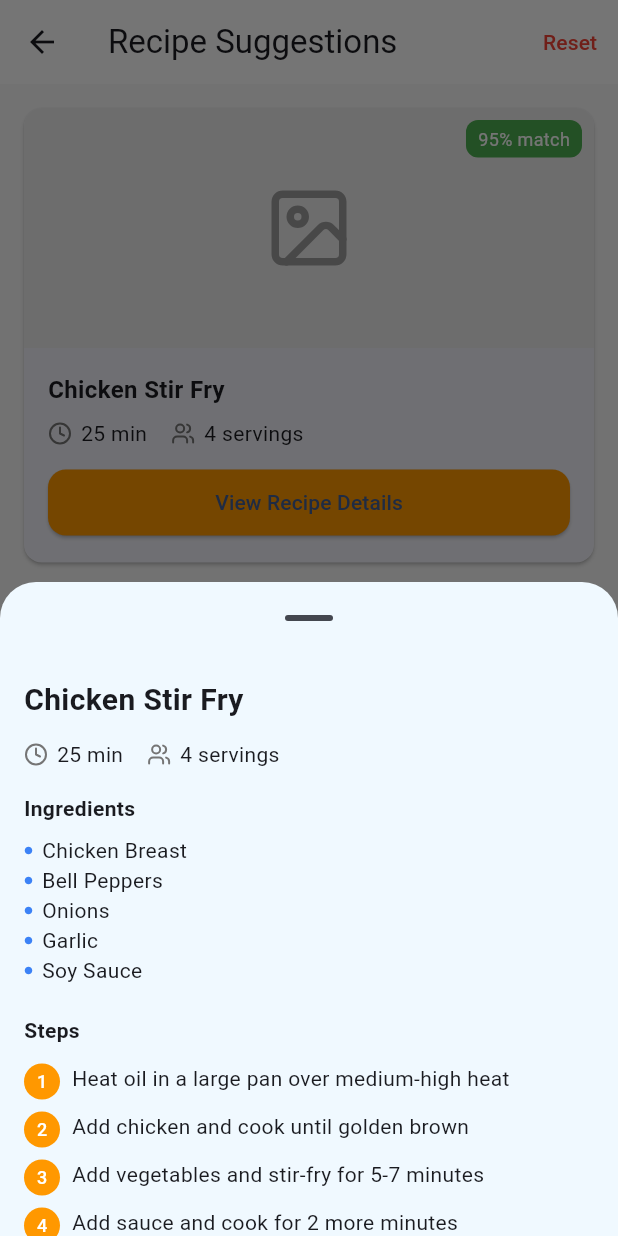
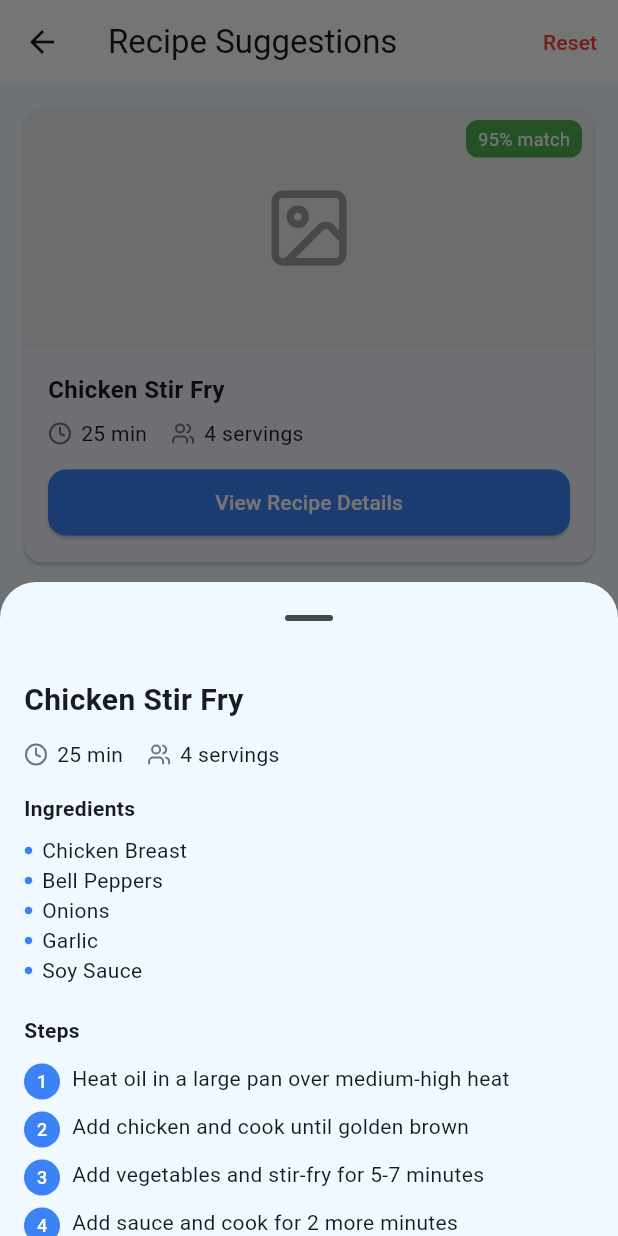
Before and after one commit to formesean/Snap-Meal, a Flutter app: the RecipeScreen screen opened directly, after a tap on "View Recipe Details", on a phone screen of 412 x 824 dp. Run offline on Flutter 3.47's test engine with Material 3 defaults, Android fonts, the phone set to English and light mode, and no system bars; our stand-ins replace camera, lucide_icons; missing offline and left inert: tflite_flutter.

Commit message:
feat: enhance camera resolution and refactor recipe screen with NutrientTile component

```diff
--- a/lib/screens/camera_screen.dart
+++ b/lib/screens/camera_screen.dart
@@ -49,7 +49,7 @@ class _CameraScreenState extends State<CameraScreen> {
 
       _cameraController = CameraController(
         rearCamera,
-        ResolutionPreset.high,
+        ResolutionPreset.max,
         enableAudio: false,
       );
 
--- a/lib/screens/recipe_screen.dart
+++ b/lib/screens/recipe_screen.dart
@@ -1,5 +1,6 @@
 import 'package:flutter/material.dart';
 import 'package:lucide_icons/lucide_icons.dart';
+import '../widgets/nutrient_tile.dart';
 
 const kPrimaryBlue = Color(0xFF3B82F6);
 
@@ -142,7 +143,7 @@ class _RecipeScreenState extends State<RecipeScreen> {
                     children: [
                       CircleAvatar(
                         radius: 12,
-                        backgroundColor: Colors.orange,
+                        backgroundColor: kPrimaryBlue,
                         child: Text(
                           '${i + 1}',
                           style: const TextStyle(
@@ -168,56 +169,31 @@ class _RecipeScreenState extends State<RecipeScreen> {
                 spacing: 12,
                 runSpacing: 12,
                 children: [
-                  _buildNutrient(
-                    "Calories",
-                    recipe["nutrition"]["calories"],
-                    Colors.orange,
+                  NutrientTile(
+                    label: "Calories",
+                    value: recipe["nutrition"]["calories"],
+                    color: Colors.orange,
                   ),
-                  _buildNutrient(
-                    "Protein",
-                    recipe["nutrition"]["protein"],
-                    Colors.blue,
+                  NutrientTile(
+                    label: "Protein",
+                    value: recipe["nutrition"]["protein"],
+                    color: Colors.blue,
                   ),
-                  _buildNutrient(
-                    "Carbs",
-                    recipe["nutrition"]["carbs"],
-                    Colors.green,
+                  NutrientTile(
+                    label: "Carbs",
+                    value: recipe["nutrition"]["carbs"],
+                    color: Colors.green,
                   ),
-                  _buildNutrient(
-                    "Fat",
-                    recipe["nutrition"]["fat"],
-                    Colors.purple,
+                  NutrientTile(
+                    label: "Fat",
+                    value: recipe["nutrition"]["fat"],
+                    color: Colors.purple,
                   ),
                 ],
               ),
             ],
           ),
         ),
-      ),
-    );
-  }
-
-  Widget _buildNutrient(String label, String value, Color color) {
-    return Container(
-      width: 120,
-      padding: const EdgeInsets.all(12),
-      decoration: BoxDecoration(
-        color: color.withOpacity(0.1),
-        borderRadius: BorderRadius.circular(12),
-      ),
-      child: Column(
-        children: [
-          Text(
-            value,
-            style: TextStyle(
-              color: color,
-              fontSize: 18,
-              fontWeight: FontWeight.bold,
-            ),
-          ),
-          const SizedBox(height: 4),
-          Text(label, style: const TextStyle(fontSize: 12)),
-        ],
       ),
     );
   }
@@ -229,7 +205,7 @@ class _RecipeScreenState extends State<RecipeScreen> {
   @override
   Widget build(BuildContext context) {
     return Scaffold(
-      backgroundColor: const Color(0xFFF8F8F8),
+      backgroundColor: const Color(0xFFF0F9FF),
       appBar: AppBar(
         backgroundColor: Colors.white,
         surfaceTintColor: Colors.transparent,
@@ -332,7 +308,8 @@ class _RecipeScreenState extends State<RecipeScreen> {
                       ElevatedButton(
                         onPressed: () => showRecipeDetails(recipe),
                         style: ElevatedButton.styleFrom(
-                          backgroundColor: Colors.orange,
+                          backgroundColor: kPrimaryBlue,
+                          foregroundColor: Colors.white,
                           minimumSize: const Size.fromHeight(44),
                           shape: RoundedRectangleBorder(
                             borderRadius: BorderRadius.circular(12),
--- /dev/null
+++ b/lib/widgets/nutrient_tile.dart
@@ -0,0 +1,40 @@
+import 'package:flutter/material.dart';
+
+class NutrientTile extends StatelessWidget {
+  final String label;
+  final String value;
+  final Color color;
+
+  const NutrientTile({
+    super.key,
+    required this.label,
+    required this.value,
+    required this.color,
+  });
+
+  @override
+  Widget build(BuildContext context) {
+    return Container(
+      width: 120,
+      padding: const EdgeInsets.all(12),
+      decoration: BoxDecoration(
+        color: color.withOpacity(0.1),
+        borderRadius: BorderRadius.circular(12),
+      ),
+      child: Column(
+        children: [
+          Text(
+            value,
+            style: TextStyle(
+              color: color,
+              fontSize: 18,
+              fontWeight: FontWeight.bold,
+            ),
+          ),
+          const SizedBox(height: 4),
+          Text(label, style: const TextStyle(fontSize: 12)),
+        ],
+      ),
+    );
+  }
+}
```
